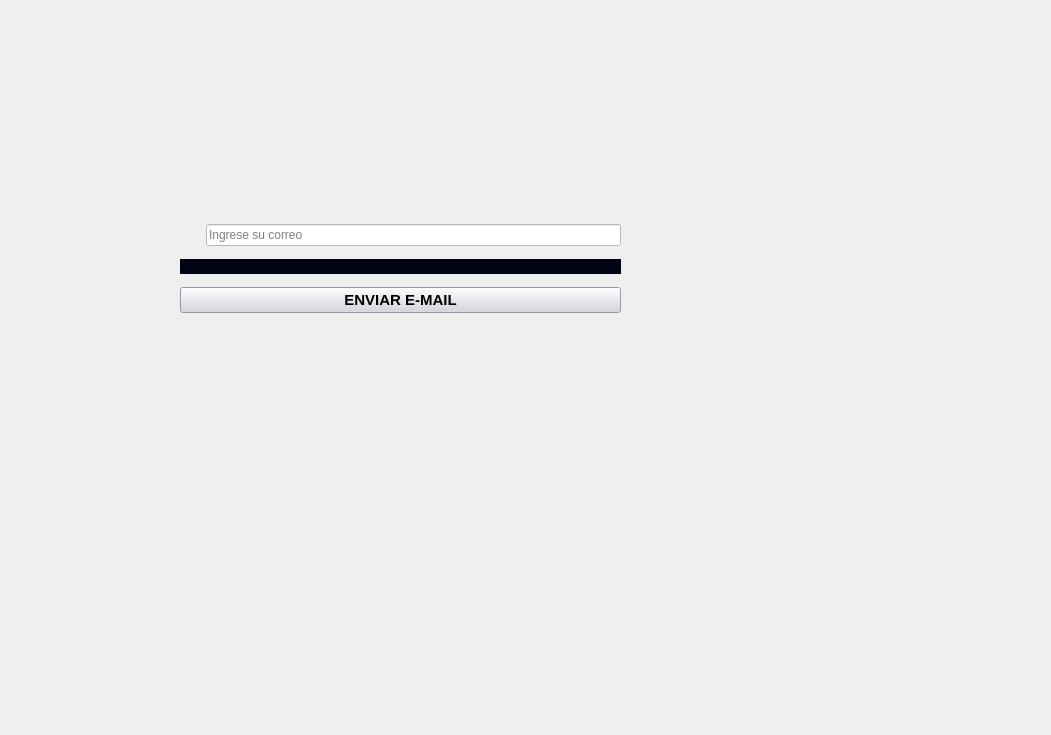
The window that RecuperaciónDeContraseña.ui (braschmontini/ProyectoFinal_ITSV_4-C) describes before a commit, drawn with Qt 5.
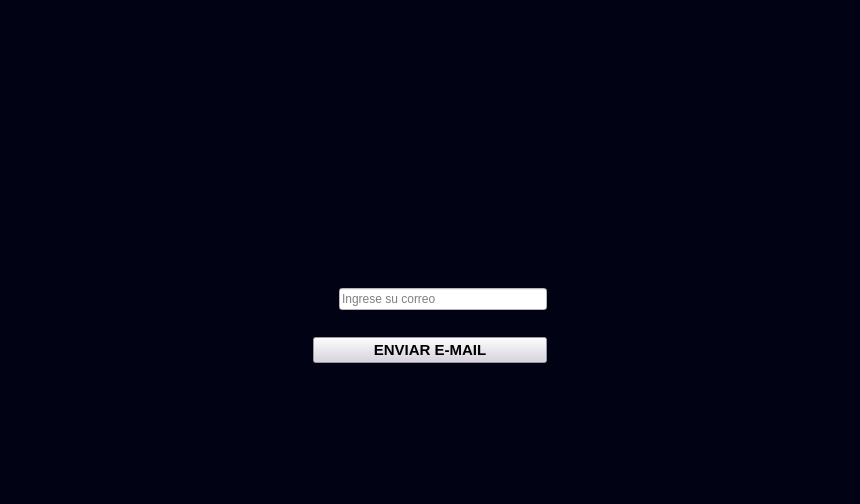
The same window after the commit. Icons and pictures are not drawn.

Commit message: Terminé interfaz de login con recuperación de contraseña

Patch:
```diff
--- a/RecuperaciónDeContraseña.ui
+++ b/RecuperaciónDeContraseña.ui
@@ -6,64 +6,98 @@
    <rect>
     <x>0</x>
     <y>0</y>
-    <width>1051</width>
-    <height>735</height>
+    <width>860</width>
+    <height>504</height>
    </rect>
   </property>
   <property name="windowTitle">
    <string>MainWindow</string>
   </property>
+  <property name="styleSheet">
+   <string notr="true">background-color: rgb(1, 3, 20);</string>
+  </property>
   <widget class="QWidget" name="centralwidget">
-   <widget class="QWidget" name="">
-    <property name="geometry">
-     <rect>
-      <x>180</x>
-      <y>217</y>
-      <width>441</width>
-      <height>106</height>
-     </rect>
-    </property>
+   <layout class="QGridLayout" name="gridLayout_3">
+    <item row="0" column="0" colspan="5">
+     <spacer name="horizontalSpacer_4">
+      <property name="orientation">
+       <enum>Qt::Orientation::Horizontal</enum>
+      </property>
+      <property name="sizeHint" stdset="0">
+       <size>
+        <width>839</width>
+        <height>108</height>
+       </size>
+      </property>
+     </spacer>
+    </item>
+    <item row="1" column="0" colspan="2">
+     <spacer name="horizontalSpacer">
+      <property name="orientation">
+       <enum>Qt::Orientation::Horizontal</enum>
+      </property>
+      <property name="sizeHint" stdset="0">
+       <size>
+        <width>367</width>
+        <height>108</height>
+       </size>
+      </property>
+     </spacer>
+    </item>
+    <item row="1" column="2">
+     <widget class="QLabel" name="label">
+      <property name="minimumSize">
+       <size>
+        <width>80</width>
+        <height>80</height>
+       </size>
+      </property>
+      <property name="maximumSize">
+       <size>
+        <width>90</width>
+        <height>90</height>
+       </size>
+      </property>
+      <property name="text">
+       <string/>
+      </property>
+      <property name="pixmap">
+       <pixmap>../../9710382.png</pixmap>
+      </property>
+      <property name="scaledContents">
+       <bool>true</bool>
+      </property>
+     </widget>
+    </item>
+    <item row="1" column="3" colspan="2">
+     <spacer name="horizontalSpacer_2">
+      <property name="orientation">
+       <enum>Qt::Orientation::Horizontal</enum>
+      </property>
+      <property name="sizeHint" stdset="0">
+       <size>
+        <width>367</width>
+        <height>108</height>
+       </size>
+      </property>
+     </spacer>
+    </item>
+    <item row="2" column="0">
+     <spacer name="verticalSpacer">
+      <property name="orientation">
+       <enum>Qt::Orientation::Vertical</enum>
+      </property>
+      <property name="sizeHint" stdset="0">
+       <size>
+        <width>298</width>
+        <height>159</height>
+       </size>
+      </property>
+     </spacer>
+    </item>
+    <item row="2" column="1" colspan="3">
     <layout class="QGridLayout" name="gridLayout_2">
-     <item row="0" column="0">
-      <layout class="QGridLayout" name="gridLayout">
-       <item row="0" column="1">
-        <widget class="QLineEdit" name="lineEdit">
-         <property name="styleSheet">
-          <string notr="true">background-color: rgb(255, 255, 255);</string>
-         </property>
-         <property name="placeholderText">
-          <string>Ingrese su correo</string>
-         </property>
-        </widget>
-       </item>
-       <item row="0" column="0">
-        <widget class="QLabel" name="label_2">
-         <property name="minimumSize">
-          <size>
-           <width>20</width>
-           <height>20</height>
-          </size>
-         </property>
-         <property name="maximumSize">
-          <size>
-           <width>50</width>
-           <height>50</height>
-          </size>
-         </property>
-         <property name="text">
-          <string/>
-         </property>
-         <property name="pixmap">
-          <pixmap>User.png</pixmap>
-         </property>
-         <property name="scaledContents">
-          <bool>true</bool>
-         </property>
-        </widget>
-       </item>
-      </layout>
-     </item>
-     <item row="1" column="0">
+      <item row="2" column="0">
       <widget class="QLabel" name="label_5">
        <property name="maximumSize">
         <size>
@@ -79,7 +113,7 @@
        </property>
       </widget>
      </item>
-     <item row="2" column="0">
+      <item row="3" column="0">
       <widget class="QPushButton" name="loginButton">
        <property name="maximumSize">
         <size>
@@ -102,27 +136,20 @@
        </property>
       </widget>
      </item>
-    </layout>
-   </widget>
-   <widget class="QLabel" name="label">
-    <property name="geometry">
-     <rect>
-      <x>370</x>
-      <y>20</y>
-      <width>86</width>
-      <height>90</height>
-     </rect>
-    </property>
+      <item row="1" column="0">
+       <layout class="QGridLayout" name="gridLayout">
+        <item row="3" column="0">
+         <widget class="QLabel" name="label_2">
     <property name="minimumSize">
      <size>
-      <width>80</width>
-      <height>80</height>
+            <width>20</width>
+            <height>20</height>
      </size>
     </property>
     <property name="maximumSize">
      <size>
-      <width>90</width>
-      <height>90</height>
+            <width>50</width>
+            <height>50</height>
      </size>
     </property>
     <property name="text">
@@ -135,6 +162,69 @@
      <bool>true</bool>
     </property>
    </widget>
+        </item>
+        <item row="2" column="1">
+         <widget class="QLabel" name="label_3">
+          <property name="text">
+           <string/>
+          </property>
+         </widget>
+        </item>
+        <item row="0" column="1">
+         <widget class="QLabel" name="label_6">
+          <property name="text">
+           <string/>
+          </property>
+         </widget>
+        </item>
+        <item row="3" column="1">
+         <widget class="QLineEdit" name="lineEdit">
+          <property name="styleSheet">
+           <string notr="true">background-color: rgb(255, 255, 255);</string>
+          </property>
+          <property name="placeholderText">
+           <string>Ingrese su correo</string>
+          </property>
+         </widget>
+        </item>
+       </layout>
+      </item>
+      <item row="4" column="0">
+       <widget class="QLabel" name="label_4">
+        <property name="text">
+         <string/>
+        </property>
+       </widget>
+      </item>
+     </layout>
+    </item>
+    <item row="2" column="4">
+     <spacer name="verticalSpacer_3">
+      <property name="orientation">
+       <enum>Qt::Orientation::Vertical</enum>
+      </property>
+      <property name="sizeHint" stdset="0">
+       <size>
+        <width>298</width>
+        <height>159</height>
+       </size>
+      </property>
+     </spacer>
+    </item>
+    <item row="3" column="0" colspan="5">
+     <spacer name="horizontalSpacer_3">
+      <property name="orientation">
+       <enum>Qt::Orientation::Horizontal</enum>
+      </property>
+      <property name="sizeHint" stdset="0">
+       <size>
+        <width>839</width>
+        <height>48</height>
+       </size>
+      </property>
+     </spacer>
+    </item>
+   </layout>
   </widget>
   <widget class="QMenuBar" name="menubar">
    <property name="geometry">
```
Left out of the diff: 8 changed lines with no effect on the pictures. Lines whose indentation alone changed are shown as unchanged. The commit also changes 5 other files.
